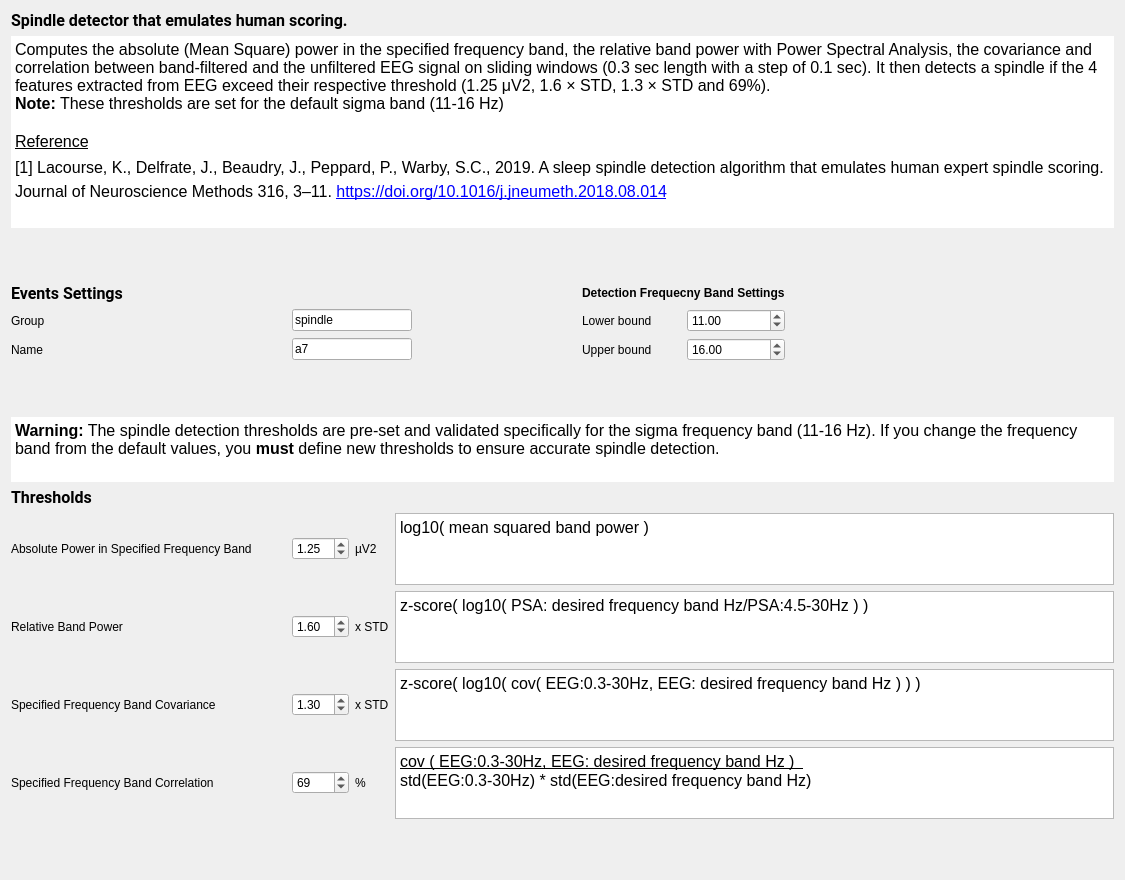
Old version of the form tools/CEAMSTools/SpindleDetectionA7/A7Settings/Ui_A7Settings.ui in the repository SnoozToolbox/snooz-package-ceams.
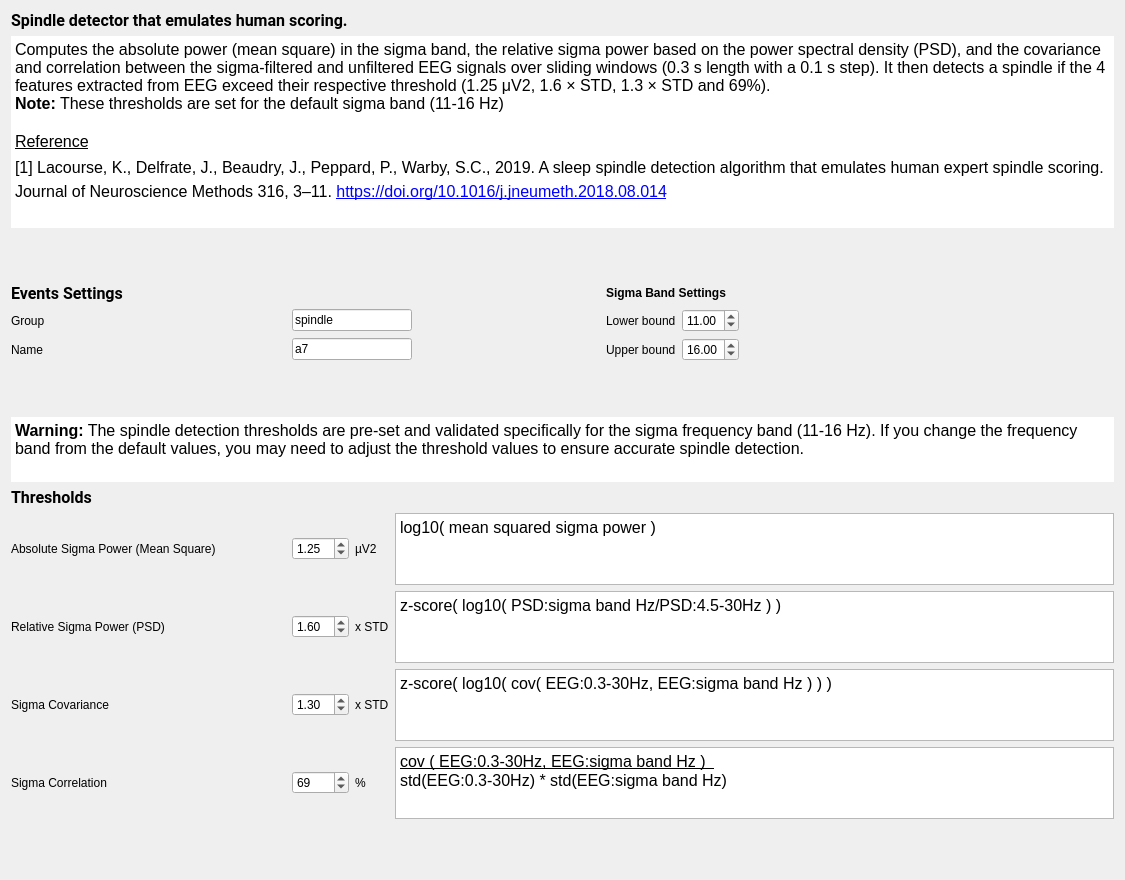
New version of the form.

Commit message: feat: Update UI text and descriptions for sigma band settings in A7Settings

The edit to the form file:
```diff
--- a/tools/CEAMSTools/SpindleDetectionA7/A7Settings/Ui_A7Settings.ui
+++ b/tools/CEAMSTools/SpindleDetectionA7/A7Settings/Ui_A7Settings.ui
@@ -63,7 +63,7 @@
 li.unchecked::marker { content: &quot;\2610&quot;; }
 li.checked::marker { content: &quot;\2612&quot;; }
 &lt;/style&gt;&lt;/head&gt;&lt;body style=&quot; font-family:'Roboto'; font-size:12pt; font-weight:400; font-style:normal;&quot;&gt;
-&lt;p style=&quot; margin-top:0px; margin-bottom:0px; margin-left:0px; margin-right:0px; -qt-block-indent:0; text-indent:0px;&quot;&gt;Computes the absolute (Mean Square) power in the specified frequency band, the relative band power with Power Spectral Analysis, the covariance and correlation between band-filtered and the unfiltered EEG signal on sliding windows (0.3 sec length with a step of 0.1 sec). It then detects a spindle if the 4 features extracted from EEG exceed their respective threshold (1.25 μV2, 1.6 × STD, 1.3 × STD and 69%).&lt;br /&gt;&lt;span style=&quot; font-weight:700;&quot;&gt;Note:&lt;/span&gt; These thresholds are set for the default sigma band (11-16 Hz)&lt;/p&gt;
+&lt;p style=&quot; margin-top:0px; margin-bottom:0px; margin-left:0px; margin-right:0px; -qt-block-indent:0; text-indent:0px;&quot;&gt;Computes the absolute power (mean square) in the sigma band, the relative sigma power based on the power spectral density (PSD), and the covariance and correlation between the sigma-filtered and unfiltered EEG signals over sliding windows (0.3 s length with a 0.1 s step). It then detects a spindle if the 4 features extracted from EEG exceed their respective threshold (1.25 μV2, 1.6 × STD, 1.3 × STD and 69%).&lt;br /&gt;&lt;span style=&quot; font-weight:700;&quot;&gt;Note:&lt;/span&gt; These thresholds are set for the default sigma band (11-16 Hz)&lt;/p&gt;
 &lt;p style=&quot;-qt-paragraph-type:empty; margin-top:0px; margin-bottom:0px; margin-left:0px; margin-right:0px; -qt-block-indent:0; text-indent:0px;&quot;&gt;&lt;br /&gt;&lt;/p&gt;
 &lt;p style=&quot; margin-top:0px; margin-bottom:0px; margin-left:0px; margin-right:0px; -qt-block-indent:0; text-indent:0px; line-height:135%;&quot;&gt;&lt;span style=&quot; text-decoration: underline;&quot;&gt;Reference&lt;/span&gt;&lt;/p&gt;
 &lt;p style=&quot; margin-top:0px; margin-bottom:0px; margin-left:0px; margin-right:0px; -qt-block-indent:0; text-indent:0px; line-height:135%;&quot;&gt;[1] Lacourse, K., Delfrate, J., Beaudry, J., Peppard, P., Warby, S.C., 2019. A sleep spindle detection algorithm that emulates human expert spindle scoring. Journal of Neuroscience Methods 316, 3–11. &lt;a href=&quot;https://doi.org/10.1016/j.jneumeth.2018.08.014&quot;&gt;&lt;span style=&quot; text-decoration: underline; color:#0000ff;&quot;&gt;https://doi.org/10.1016/j.jneumeth.2018.08.014&lt;/span&gt;&lt;/a&gt; &lt;/p&gt;&lt;/body&gt;&lt;/html&gt;</string>
@@ -104,7 +104,7 @@
      <item row="0" column="2">
       <widget class="QLabel" name="label_15">
        <property name="text">
-        <string>&lt;html&gt;&lt;head/&gt;&lt;body&gt;&lt;p&gt;&lt;span style=&quot; font-weight:700;&quot;&gt;Detection Frequecny Band Settings&lt;/span&gt;&lt;/p&gt;&lt;/body&gt;&lt;/html&gt;</string>
+        <string>&lt;html&gt;&lt;head/&gt;&lt;body&gt;&lt;p&gt;&lt;span style=&quot; font-weight:700;&quot;&gt;Sigma Band Settings&lt;/span&gt;&lt;/p&gt;&lt;/body&gt;&lt;/html&gt;</string>
        </property>
       </widget>
      </item>
@@ -333,7 +333,7 @@
 li.unchecked::marker { content: &quot;\2610&quot;; }
 li.checked::marker { content: &quot;\2612&quot;; }
 &lt;/style&gt;&lt;/head&gt;&lt;body style=&quot; font-family:'Roboto'; font-size:12pt; font-weight:400; font-style:normal;&quot;&gt;
-&lt;p style=&quot; margin-top:0px; margin-bottom:0px; margin-left:0px; margin-right:0px; -qt-block-indent:0; text-indent:0px;&quot;&gt;&lt;span style=&quot; font-weight:700;&quot;&gt;Warning:&lt;/span&gt; The spindle detection thresholds are pre-set and validated specifically for the sigma frequency band (11-16 Hz). If you change the frequency band from the default values, you &lt;span style=&quot; font-weight:700;&quot;&gt;must&lt;/span&gt; define new thresholds to ensure accurate spindle detection.&lt;/p&gt;&lt;/body&gt;&lt;/html&gt;</string>
+&lt;p style=&quot; margin-top:0px; margin-bottom:0px; margin-left:0px; margin-right:0px; -qt-block-indent:0; text-indent:0px;&quot;&gt;&lt;span style=&quot; font-weight:700;&quot;&gt;Warning:&lt;/span&gt; The spindle detection thresholds are pre-set and validated specifically for the sigma frequency band (11-16 Hz). If you change the frequency band from the default values, you may need to adjust the threshold values to ensure accurate spindle detection.&lt;/p&gt;&lt;/body&gt;&lt;/html&gt;</string>
      </property>
     </widget>
    </item>
@@ -372,7 +372,7 @@
        <item row="2" column="0">
         <widget class="QLabel" name="label_8">
          <property name="text">
-          <string>Specified Frequency Band Covariance</string>
+          <string>Sigma Covariance</string>
          </property>
         </widget>
        </item>
@@ -398,14 +398,14 @@
           </size>
          </property>
          <property name="text">
-          <string>Relative Band Power</string>
+          <string>Relative Sigma Power (PSD)</string>
          </property>
         </widget>
        </item>
        <item row="3" column="0">
         <widget class="QLabel" name="label_9">
          <property name="text">
-          <string>Specified Frequency Band Correlation</string>
+          <string>Sigma Correlation</string>
          </property>
         </widget>
        </item>
@@ -455,7 +455,7 @@
           </size>
          </property>
          <property name="text">
-          <string>Absolute Power in Specified Frequency Band</string>
+          <string>Absolute Sigma Power (Mean Square)</string>
          </property>
         </widget>
        </item>
@@ -498,7 +498,7 @@
 li.unchecked::marker { content: &quot;\2610&quot;; }
 li.checked::marker { content: &quot;\2612&quot;; }
 &lt;/style&gt;&lt;/head&gt;&lt;body style=&quot; font-family:'Roboto'; font-size:12pt; font-weight:400; font-style:normal;&quot;&gt;
-&lt;p style=&quot; margin-top:0px; margin-bottom:0px; margin-left:0px; margin-right:0px; -qt-block-indent:0; text-indent:0px;&quot;&gt;log10( mean squared band power )&lt;/p&gt;&lt;/body&gt;&lt;/html&gt;</string>
+&lt;p style=&quot; margin-top:0px; margin-bottom:0px; margin-left:0px; margin-right:0px; -qt-block-indent:0; text-indent:0px;&quot;&gt;log10( mean squared sigma power )&lt;/p&gt;&lt;/body&gt;&lt;/html&gt;</string>
          </property>
         </widget>
        </item>
@@ -524,7 +524,7 @@
 li.unchecked::marker { content: &quot;\2610&quot;; }
 li.checked::marker { content: &quot;\2612&quot;; }
 &lt;/style&gt;&lt;/head&gt;&lt;body style=&quot; font-family:'Roboto'; font-size:12pt; font-weight:400; font-style:normal;&quot;&gt;
-&lt;p style=&quot; margin-top:0px; margin-bottom:0px; margin-left:0px; margin-right:0px; -qt-block-indent:0; text-indent:0px;&quot;&gt;z-score( log10( PSA: desired frequency band Hz/PSA:4.5-30Hz ) )&lt;/p&gt;&lt;/body&gt;&lt;/html&gt;</string>
+&lt;p style=&quot; margin-top:0px; margin-bottom:0px; margin-left:0px; margin-right:0px; -qt-block-indent:0; text-indent:0px;&quot;&gt;z-score( log10( PSD:sigma band Hz/PSD:4.5-30Hz ) )&lt;/p&gt;&lt;/body&gt;&lt;/html&gt;</string>
          </property>
         </widget>
        </item>
@@ -550,7 +550,7 @@
 li.unchecked::marker { content: &quot;\2610&quot;; }
 li.checked::marker { content: &quot;\2612&quot;; }
 &lt;/style&gt;&lt;/head&gt;&lt;body style=&quot; font-family:'Roboto'; font-size:12pt; font-weight:400; font-style:normal;&quot;&gt;
-&lt;p style=&quot; margin-top:0px; margin-bottom:0px; margin-left:0px; margin-right:0px; -qt-block-indent:0; text-indent:0px;&quot;&gt;z-score( log10( cov( EEG:0.3-30Hz, EEG: desired frequency band Hz ) ) )&lt;/p&gt;&lt;/body&gt;&lt;/html&gt;</string>
+&lt;p style=&quot; margin-top:0px; margin-bottom:0px; margin-left:0px; margin-right:0px; -qt-block-indent:0; text-indent:0px;&quot;&gt;z-score( log10( cov( EEG:0.3-30Hz, EEG:sigma band Hz ) ) )&lt;/p&gt;&lt;/body&gt;&lt;/html&gt;</string>
          </property>
         </widget>
        </item>
@@ -576,8 +576,8 @@
 li.unchecked::marker { content: &quot;\2610&quot;; }
 li.checked::marker { content: &quot;\2612&quot;; }
 &lt;/style&gt;&lt;/head&gt;&lt;body style=&quot; font-family:'Roboto'; font-size:12pt; font-weight:400; font-style:normal;&quot;&gt;
-&lt;p style=&quot; margin-top:0px; margin-bottom:0px; margin-left:0px; margin-right:0px; -qt-block-indent:0; text-indent:0px;&quot;&gt;&lt;span style=&quot; text-decoration: underline;&quot;&gt;cov ( EEG:0.3-30Hz, EEG: desired frequency band Hz )  &lt;/span&gt;&lt;/p&gt;
-&lt;p style=&quot; margin-top:0px; margin-bottom:0px; margin-left:0px; margin-right:0px; -qt-block-indent:0; text-indent:0px;&quot;&gt;std(EEG:0.3-30Hz) * std(EEG:desired frequency band Hz)&lt;/p&gt;&lt;/body&gt;&lt;/html&gt;</string>
+&lt;p style=&quot; margin-top:0px; margin-bottom:0px; margin-left:0px; margin-right:0px; -qt-block-indent:0; text-indent:0px;&quot;&gt;&lt;span style=&quot; text-decoration: underline;&quot;&gt;cov ( EEG:0.3-30Hz, EEG:sigma band Hz )  &lt;/span&gt;&lt;/p&gt;
+&lt;p style=&quot; margin-top:0px; margin-bottom:0px; margin-left:0px; margin-right:0px; -qt-block-indent:0; text-indent:0px;&quot;&gt;std(EEG:0.3-30Hz) * std(EEG:sigma band Hz)&lt;/p&gt;&lt;/body&gt;&lt;/html&gt;</string>
          </property>
         </widget>
        </item>
```
The commit also changes 1 other file.
